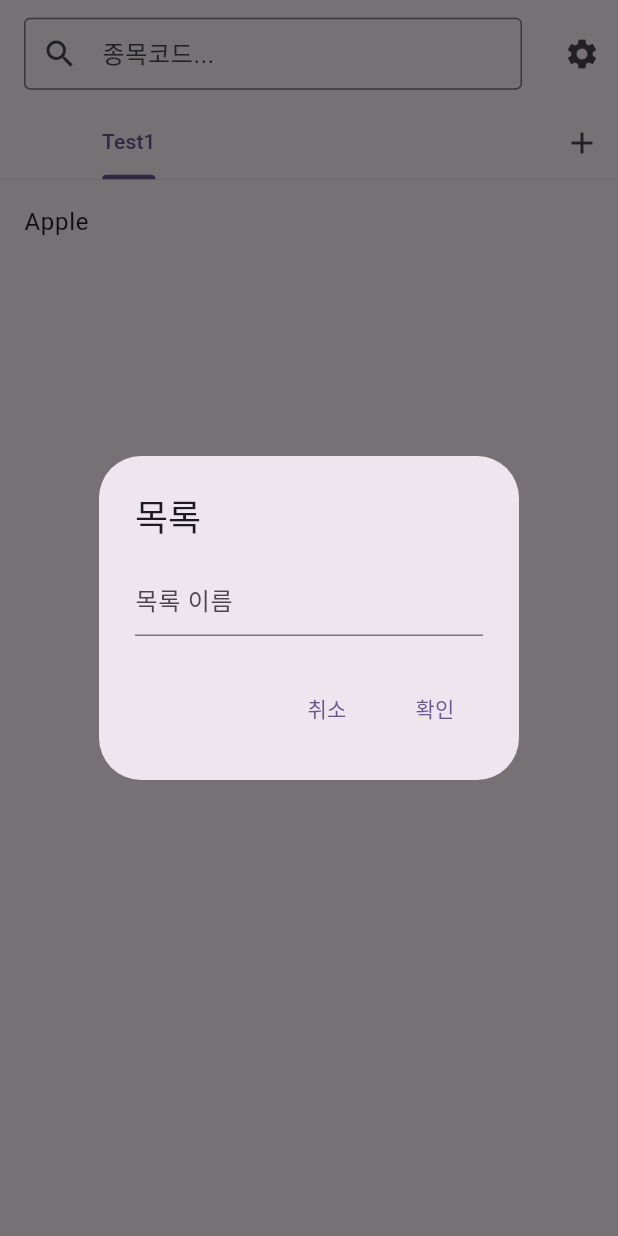
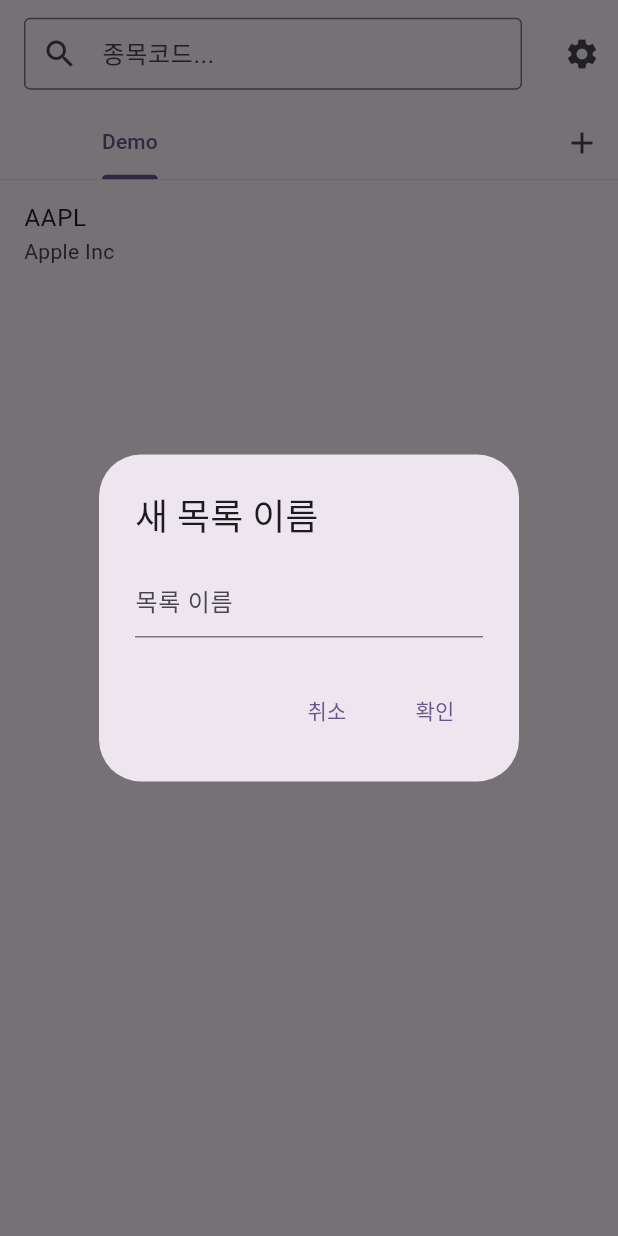
Before and after one commit to Astro36/mystock, a Flutter app: the screen it shows after launch, tab 2 chosen, on a phone screen of 412 x 824 dp. Run offline on Flutter 3.47's test engine with Material 2 defaults, Android fonts, the light colour scheme and no system bars; our stand-ins replace localstorage.

Commit message:
Implement stock searching function

```diff
--- a/lib/main.dart
+++ b/lib/main.dart
@@ -1,4 +1,7 @@
+import 'dart:convert';
 import 'package:flutter/material.dart';
+import 'package:http/http.dart' as http;
+import 'package:http/http.dart';
 import 'package:localstorage/localstorage.dart';
 
 void main() {
@@ -34,6 +37,13 @@ class _MyHomePageState extends State<MyHomePage> with TickerProviderStateMixin {
   final TextEditingController _searchController = TextEditingController();
   late TabController? _tabController;
 
+  List<StockList> _stockLists = [
+    StockList(
+      name: 'Demo',
+      items: [Stock('AAPL', 'Apple Inc', '6408')],
+    ),
+  ];
+
   @override
   void initState() {
     super.initState();
@@ -52,7 +62,7 @@ class _MyHomePageState extends State<MyHomePage> with TickerProviderStateMixin {
       future: _storage.ready,
       builder: (BuildContext context, snapshot) {
         if (snapshot.data == true) {
-          _tabController = TabController(length: _categories.length, vsync: this);
+          _tabController = TabController(length: _stockLists.length, vsync: this);
           return Scaffold(
             appBar: AppBar(
               toolbarHeight: kToolbarHeight + 16.0,
@@ -65,11 +75,58 @@ class _MyHomePageState extends State<MyHomePage> with TickerProviderStateMixin {
                   border: OutlineInputBorder(),
                 ),
                 onSubmitted: (String searchText) {
-                  print(searchText);
-                  print(_tabController!.index);
-                  setState(() {
-                    _categories[_tabController!.index].items.add(searchText);
-                  });
+                  var response = http.get(Uri.parse('https://www.investing.com/search/?q=$searchText'));
+                  showDialog(
+                    context: context,
+                    builder: (BuildContext context) => AlertDialog(
+                      title: const Text('종목코드'),
+                      content: FutureBuilder(
+                          future: response,
+                          builder: (BuildContext context, snapshot) {
+                            if (snapshot.hasData) {
+                              var res = snapshot.data as Response;
+                              if (res.statusCode == 200) {
+                                String html = res.body;
+                                RegExp re = RegExp(r'window.allResultsQuotesDataArray = ([^;]+)');
+                                RegExpMatch? match = re.firstMatch(html);
+                                var jsonString = match![1];
+                                var searchResult = jsonDecode(jsonString!);
+                                print(searchResult);
+                                return Container(
+                                  width: double.minPositive,
+                                  child: ListView.builder(
+                                    shrinkWrap: true,
+                                    itemCount: searchResult.length,
+                                    itemBuilder: (BuildContext context, int index) {
+                                      return ListTile(
+                                        title: Text(searchResult[index]['symbol'] + ' (' + searchResult[index]['exchange'] + ')'),
+                                        subtitle: Text(searchResult[index]['name']),
+                                        onTap: () {
+                                          print(index);
+                                          setState(() {
+                                            _stockLists[_tabController!.index].items.add(
+                                                Stock(searchResult[index]['symbol'], searchResult[index]['name'], searchResult[index]['pairId'].toString()));
+                                          });
+                                          Navigator.pop(context);
+                                        },
+                                      );
+                                    },
+                                  ),
+                                );
+                              } else {
+                                print('Request failed with status: ${res.statusCode}.');
+                              }
+                            }
+                            return const Center(child: CircularProgressIndicator());
+                          }),
+                      actions: [
+                        TextButton(
+                          child: const Text('취소'),
+                          onPressed: () => Navigator.pop(context),
+                        ),
+                      ],
+                    ),
+                  );
                 },
               ),
               bottom: PreferredSize(
@@ -88,7 +145,7 @@ class _MyHomePageState extends State<MyHomePage> with TickerProviderStateMixin {
                       Flexible(
                         fit: FlexFit.loose,
                         child: TabBar(
-                          tabs: _categories.map((Category category) => Tab(text: category.name)).toList(),
+                          tabs: _stockLists.map((StockList stockList) => Tab(text: stockList.name)).toList(),
                           controller: _tabController,
                           isScrollable: true,
                           dividerColor: Colors.transparent,
@@ -102,7 +159,7 @@ class _MyHomePageState extends State<MyHomePage> with TickerProviderStateMixin {
                             showDialog(
                               context: context,
                               builder: (BuildContext context) => AlertDialog(
-                                title: const Text('목록'),
+                                title: const Text('새 목록 이름'),
                                 content: TextField(
                                   controller: textFieldController,
                                   decoration: const InputDecoration(hintText: '목록 이름'),
@@ -116,11 +173,11 @@ class _MyHomePageState extends State<MyHomePage> with TickerProviderStateMixin {
                                     child: const Text('확인'),
                                     onPressed: () {
                                       if (textFieldController.text.isNotEmpty) {
-                                        _categories.add(Category(name: textFieldController.text, items: []));
+                                        _stockLists.add(StockList(name: textFieldController.text, items: []));
                                         setState(() {
                                           _tabController = TabController(
                                             initialIndex: _tabController!.index,
-                                            length: _categories.length,
+                                            length: _stockLists.length,
                                             vsync: this,
                                           );
                                         });
@@ -151,12 +208,13 @@ class _MyHomePageState extends State<MyHomePage> with TickerProviderStateMixin {
             ),
             body: TabBarView(
               controller: _tabController,
-              children: _categories.map((Category category) {
+              children: _stockLists.map((StockList stockList) {
                 return ListView.builder(
-                  itemCount: category.items.length,
+                  itemCount: stockList.items.length,
                   itemBuilder: (BuildContext context, int index) {
                     return ListTile(
-                      title: Text(category.items[index]),
+                      title: Text(stockList.items[index].ticker),
+                      subtitle: Text(stockList.items[index].name),
                     );
                   },
                 );
@@ -171,31 +229,17 @@ class _MyHomePageState extends State<MyHomePage> with TickerProviderStateMixin {
   }
 }
 
-class Category {
+class Stock {
+  final String ticker;
   final String name;
-  final List<String> items;
+  final String searchId;
 
-  Category({required this.name, required this.items});
+  Stock(this.ticker, this.name, this.searchId);
 }
 
-List<Category> _categories = [
-  Category(
-    name: 'Test1',
-    items: ['Apple'],
-  ),
-];
+class StockList {
+  final String name;
+  final List<Stock> items;
 
-// [
-//   Category(
-//     name: 'Fruits',
-//     items: ['Apple', 'Banana', 'Orange', 'Mango'],
-//   ),
-//   Category(
-//     name: 'Vegetables',
-//     items: ['Carrot', 'Broccoli', 'Tomato', 'Cabbage'],
-//   ),
-//   Category(
-//     name: 'Animals',
-//     items: ['Dog', 'Cat', 'Elephant', 'Lion'],
-//   ),
-// ];
+  StockList({required this.name, required this.items});
+}
--- a/pubspec.yaml
+++ b/pubspec.yaml
@@ -31,11 +31,12 @@ dependencies:
   flutter:
     sdk: flutter
 
+  http: ^1.0.0
+  localstorage: ^4.0.0+2
 
   # The following adds the Cupertino Icons font to your application.
   # Use with the CupertinoIcons class for iOS style icons.
   cupertino_icons: ^1.0.2
-  localstorage: ^4.0.0+1
 
 dev_dependencies:
   flutter_test:
```
Also changed, not shown: pubspec.lock, 1 other file.
